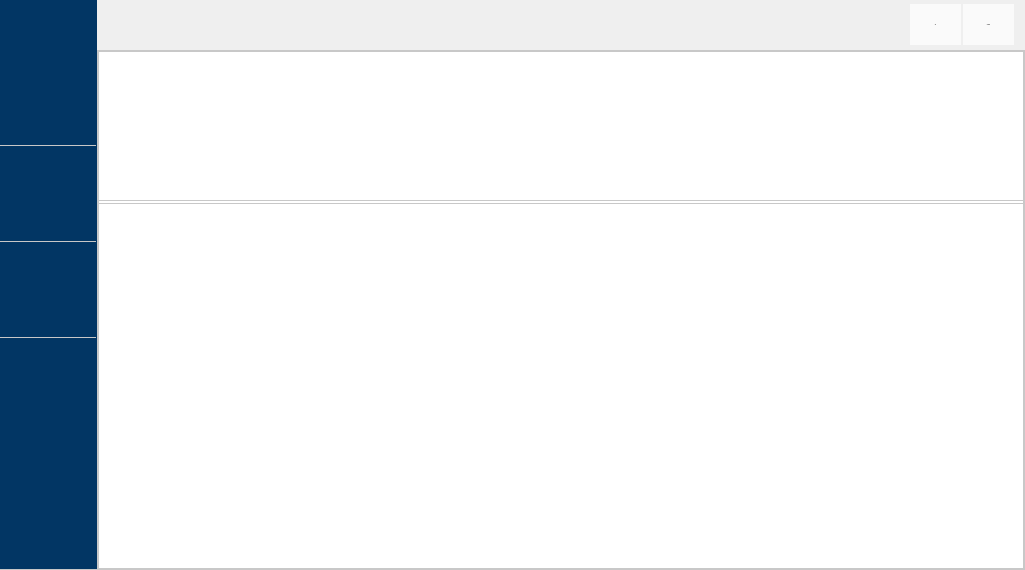
The window that client/MainWindow.ui (uudisaru/qdigidoc4) describes before a commit, drawn with Qt 5.
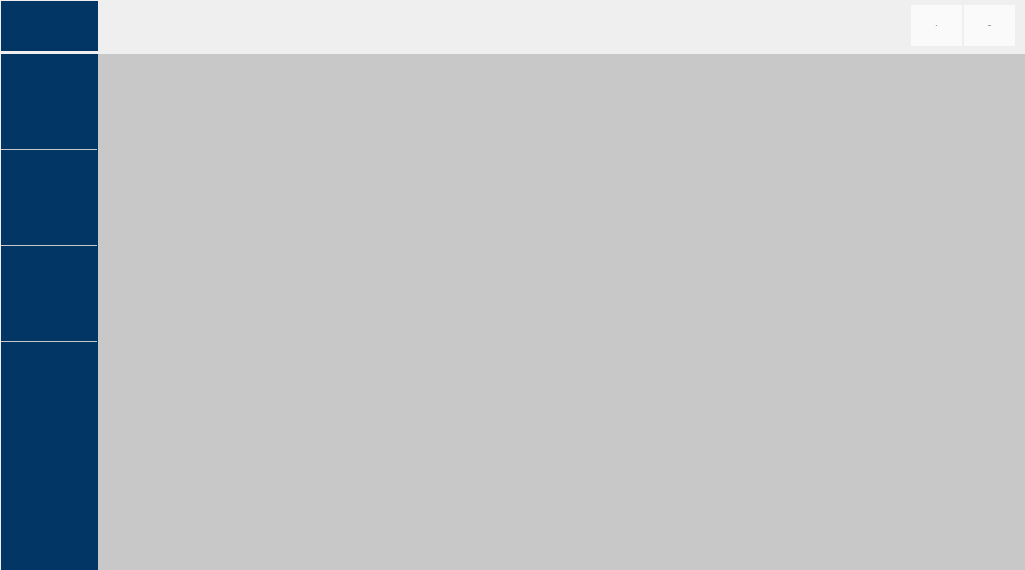
The same window after the commit. The open tabs and pages were chosen to show the change. Icons and pictures are not drawn. Custom widgets are drawn as their Qt base class.

Patch:
```diff
--- a/client/MainWindow.ui
+++ b/client/MainWindow.ui
@@ -27,19 +27,19 @@
   </property>
   <layout class="QVBoxLayout" name="verticalLayout">
    <property name="spacing">
-    <number>0</number>
+    <number>3</number>
    </property>
    <property name="leftMargin">
-    <number>0</number>
+    <number>1</number>
    </property>
    <property name="topMargin">
-    <number>0</number>
+    <number>1</number>
    </property>
    <property name="rightMargin">
-    <number>0</number>
+    <number>1</number>
    </property>
    <property name="bottomMargin">
-    <number>0</number>
+    <number>1</number>
    </property>
    <item>
     <widget class="QFrame" name="topBar">
@@ -861,21 +861,25 @@
           <verstretch>0</verstretch>
          </sizepolicy>
         </property>
+        <property name="styleSheet">
+         <string notr="true">border: none;
+background-color: #c8c8c8;</string>
+        </property>
         <layout class="QVBoxLayout" name="verticalLayout_2">
          <property name="spacing">
-          <number>2</number>
+          <number>3</number>
          </property>
          <property name="leftMargin">
-          <number>0</number>
+          <number>1</number>
          </property>
          <property name="topMargin">
-          <number>0</number>
+          <number>1</number>
          </property>
          <property name="rightMargin">
-          <number>0</number>
+          <number>1</number>
          </property>
          <property name="bottomMargin">
-          <number>0</number>
+          <number>1</number>
          </property>
          <item>
           <widget class="InfoStack" name="infoStack" native="true">
```
